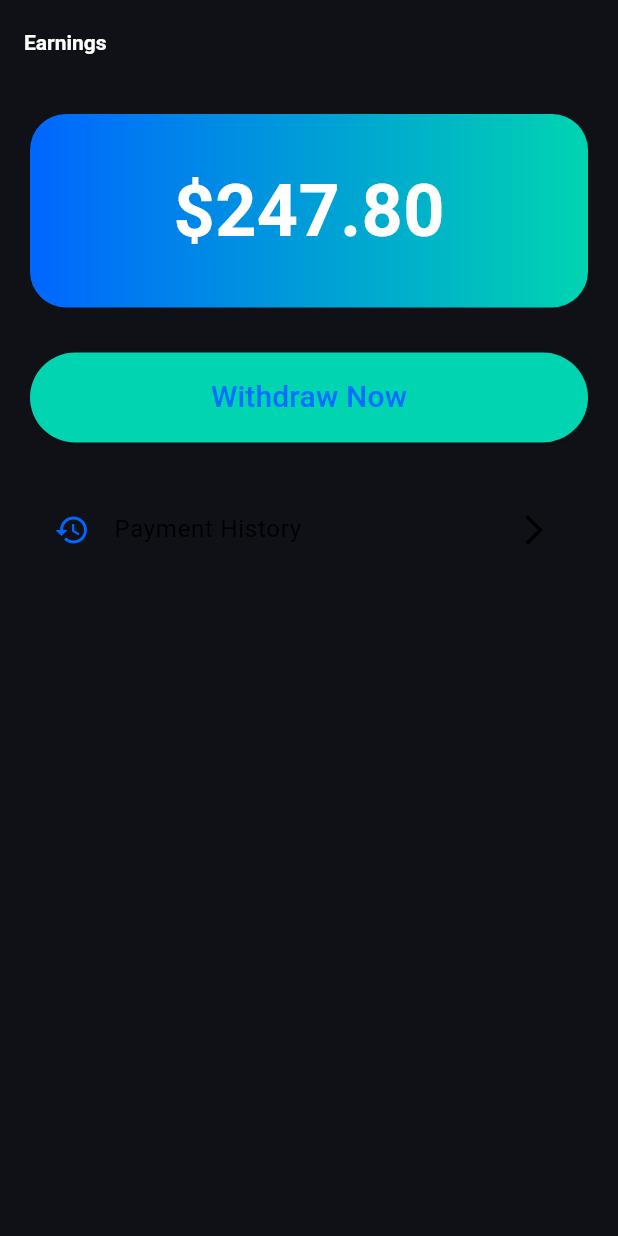
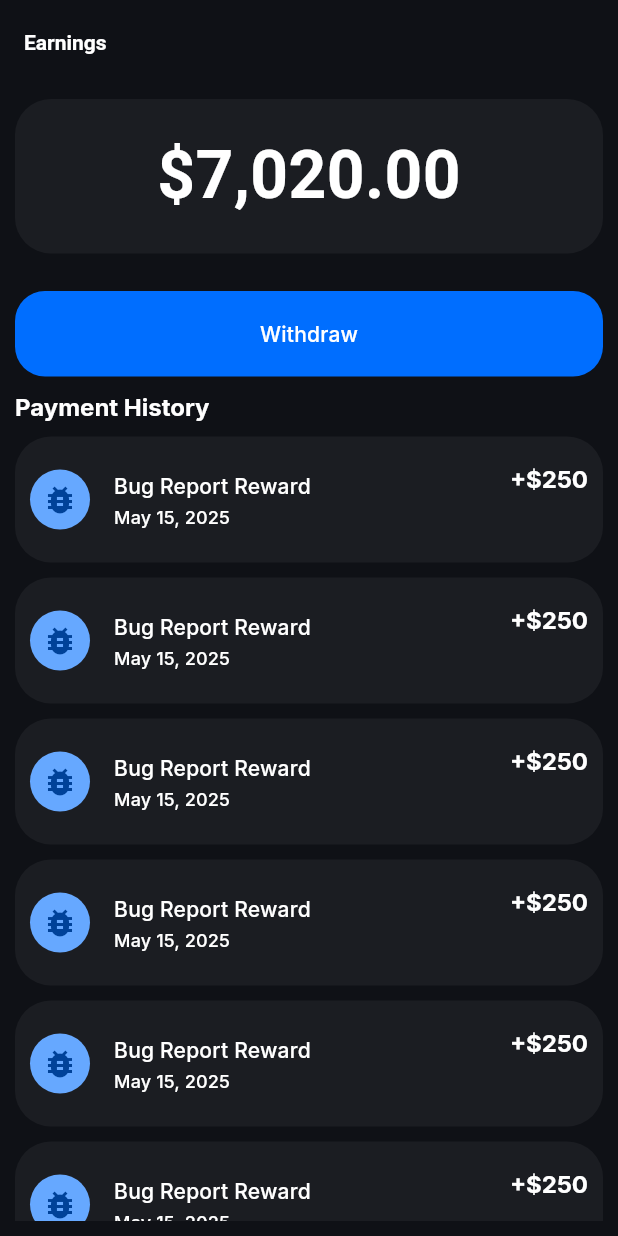
Before and after one commit to Destiny-Ed/test-bounty, a Flutter app: the EarningsScreen screen opened directly, on a phone screen of 412 x 824 dp. Run offline on Flutter 3.47's test engine with Material 3 defaults, Android fonts, the phone set to English and light mode, and no system bars; our stand-ins replace cached_network_image, confetti, file_picker, fl_chart, google_fonts, lottie.

Commit message:
completed testers earning screen

```diff
--- a/lib/screens/testers/tester_home_screen.dart
+++ b/lib/screens/testers/dashboard/tester_home_screen.dart
@@ -1,6 +1,6 @@
 // lib/screens/tester/tester_home_screen.dart
 import 'package:flutter/material.dart';
-import 'package:test_bounty/screens/testers/campaign_details.dart';
+import 'package:test_bounty/screens/testers/dashboard/campaign_details.dart';
 
 class TesterHomeScreen extends StatefulWidget {
   const TesterHomeScreen({super.key});
--- /dev/null
+++ b/lib/screens/testers/earning/earning_screen.dart
@@ -0,0 +1,87 @@
+import 'package:flutter/material.dart';
+import 'package:test_bounty/core/extensions.dart';
+import 'package:test_bounty/core/theme.dart';
+import 'package:test_bounty/widgets/header_widget.dart';
+import 'package:test_bounty/widgets/social_button.dart';
+
+class EarningsScreen extends StatelessWidget {
+  const EarningsScreen({super.key});
+
+  @override
+  Widget build(BuildContext context) {
+    return Scaffold(
+      appBar: AppBar(
+        title: const Text('Earnings'),
+        automaticallyImplyLeading: false,
+      ),
+      body: Padding(
+        padding: const EdgeInsets.all(10),
+        child: SingleChildScrollView(
+          child: Column(
+            spacing: 10,
+            children: [
+              Container(
+                padding: const EdgeInsets.all(20),
+                decoration: BoxDecoration(
+                  color: Theme.of(context).cardColor,
+                  borderRadius: BorderRadius.circular(24),
+                ),
+                child: const Center(
+                  child: Text(
+                    '\$7,020.00',
+                    style: TextStyle(
+                      fontSize: 44,
+                      color: Colors.white,
+                      fontWeight: FontWeight.bold,
+                    ),
+                  ),
+                ),
+              ),
+              5.height(),
+              CustomButton(text: "withdraw"),
+              buildHeaderTitle(context, text: "Payment history"),
+
+              ...List.generate(19, (index) {
+                return Container(
+                  padding: const EdgeInsets.all(10),
+                  decoration: BoxDecoration(
+                    color: Theme.of(context).cardColor,
+                    borderRadius: BorderRadius.circular(24),
+                  ),
+                  child: ListTile(
+                    dense: true,
+                    contentPadding: const EdgeInsets.all(0),
+                    leading: CircleAvatar(
+                      backgroundColor: AppColors.primaryBlue.lighten(),
+                      foregroundColor: AppColors.primaryBlue.darken(),
+                      child: Icon(Icons.bug_report),
+                    ),
+                    title: Text(
+                      "bug report reward".cap,
+                      overflow: TextOverflow.ellipsis,
+                      style: Theme.of(context).textTheme.titleMedium,
+                    ),
+                    subtitle: Text(
+                      "may 15, 2025".capitalize,
+                      style: Theme.of(context).textTheme.titleSmall!
+                        ..color?.darken(),
+                    ),
+                    trailing: Column(
+                      crossAxisAlignment: CrossAxisAlignment.end,
+                      children: [
+                        Text(
+                          "+\$250".capitalize,
+                          style: Theme.of(context).textTheme.titleLarge!,
+                        ),
+                      ],
+                    ),
+                  ),
+                );
+              }),
+            ],
+          ),
+        ),
+      ),
+    );
+  }
+}
--- a/lib/screens/testers/earning_screen.dart
+++ /dev/null
@@ -1,59 +0,0 @@
-import 'package:flutter/material.dart';
-
-class EarningsScreen extends StatelessWidget {
-  const EarningsScreen({super.key});
-
-  @override
-  Widget build(BuildContext context) {
-    return Scaffold(
-      appBar: AppBar(
-        title: const Text('Earnings'),
-        automaticallyImplyLeading: false,
-      ),
-      body: Padding(
-        padding: const EdgeInsets.all(20),
-        child: Column(
-          children: [
-            Container(
-              padding: const EdgeInsets.all(30),
-              decoration: BoxDecoration(
-                gradient: const LinearGradient(
-                  colors: [Color(0xFF0066FF), Color(0xFF00D4B1)],
-                ),
-                borderRadius: BorderRadius.circular(24),
-              ),
-              child: const Center(
-                child: Text(
-                  '\$247.80',
-                  style: TextStyle(
-                    fontSize: 48,
-                    fontWeight: FontWeight.bold,
-                    color: Colors.white,
-                  ),
-                ),
-              ),
-            ),
-            const SizedBox(height: 30),
-            ElevatedButton(
-              onPressed: () {},
-              style: ElevatedButton.styleFrom(
-                backgroundColor: const Color(0xFF00D4B1),
-                minimumSize: const Size(double.infinity, 60),
-                shape: RoundedRectangleBorder(
-                  borderRadius: BorderRadius.circular(30),
-                ),
-              ),
-              child: const Text('Withdraw Now', style: TextStyle(fontSize: 20)),
-            ),
-            const SizedBox(height: 30),
-            const ListTile(
-              leading: Icon(Icons.history, color: Color(0xFF0066FF)),
-              title: Text('Payment History'),
-              trailing: Icon(Icons.arrow_forward_ios),
-            ),
-          ],
-        ),
-      ),
-    );
-  }
-}
--- a/lib/screens/testers/tester_shell.dart
+++ b/lib/screens/testers/tester_shell.dart
@@ -2,9 +2,9 @@ import 'package:flutter/material.dart';
 import 'package:provider/provider.dart';
 import 'package:test_bounty/providers/main_activity_provider.dart';
 import 'package:test_bounty/screens/testers/active_test/active_test_screen.dart';
-import 'package:test_bounty/screens/testers/earning_screen.dart';
-import 'package:test_bounty/screens/testers/test_profile_screen.dart';
-import 'tester_home_screen.dart';
+import 'package:test_bounty/screens/testers/earning/earning_screen.dart';
+import 'package:test_bounty/screens/testers/profile/test_profile_screen.dart';
+import 'dashboard/tester_home_screen.dart';
 
 class TesterShell extends StatelessWidget {
   const TesterShell({super.key});
```
Also changed, not shown: lib/screens/testers/dashboard/campaign_details.dart (renamed from lib/screens/testers/campaign_details.dart), lib/screens/testers/profile/test_profile_screen.dart (renamed from lib/screens/testers/test_profile_screen.dart).
